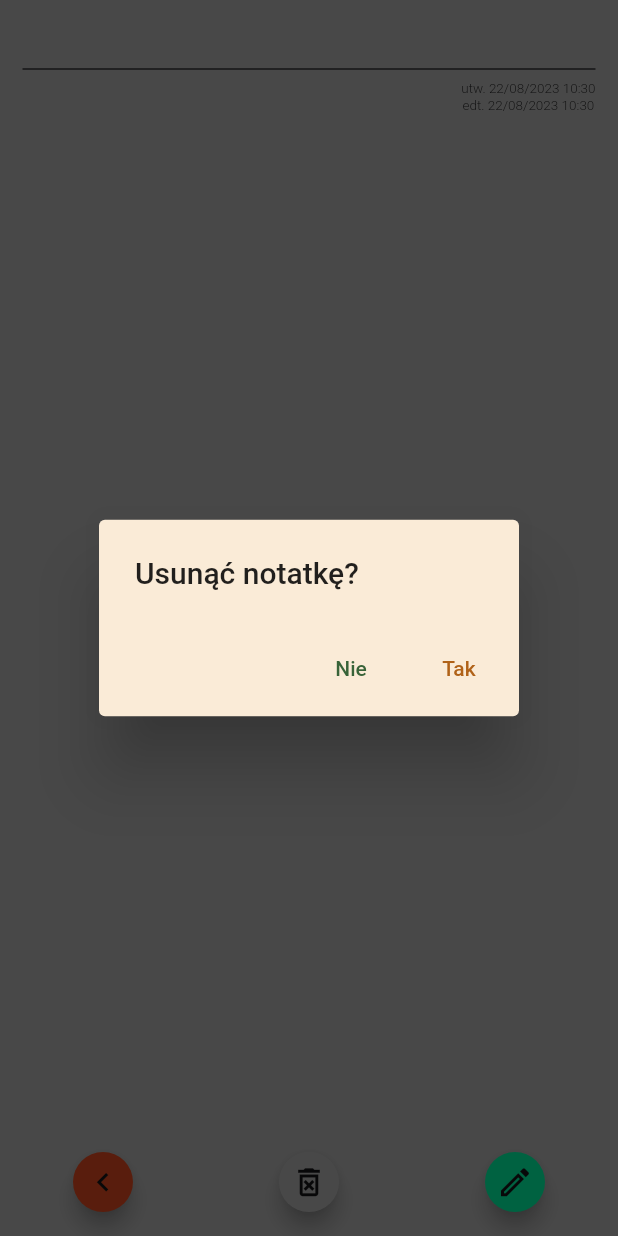
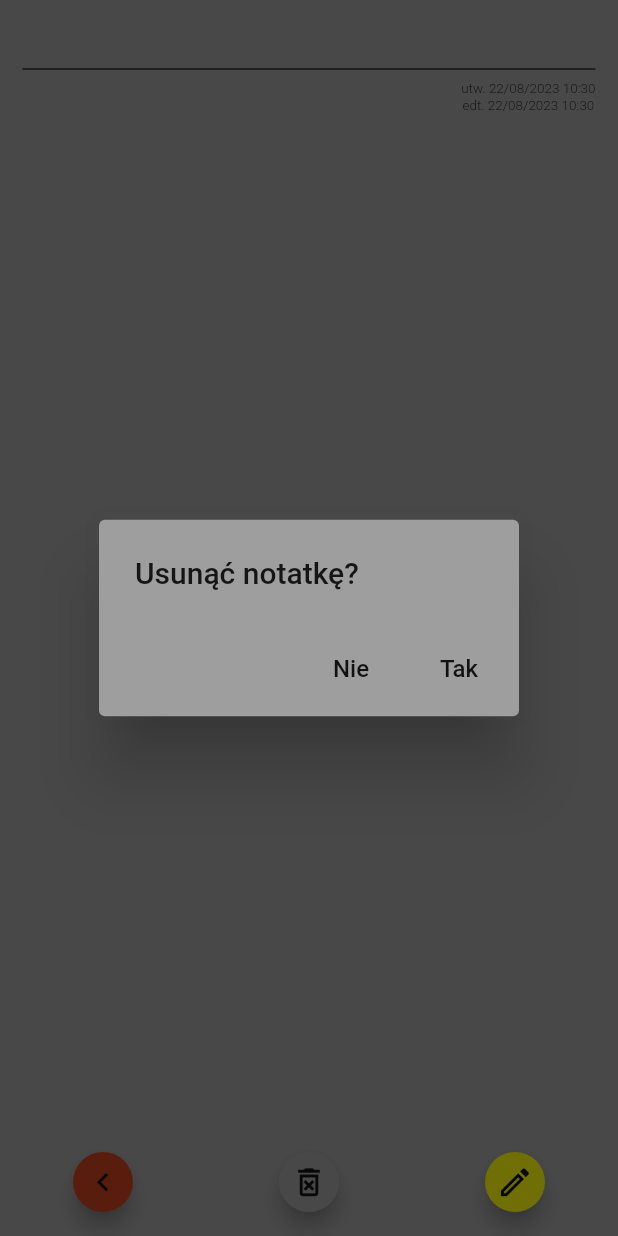
Before and after one commit to patrykdybalski/NOTSY, a Flutter app: the NoteReaderScreen screen opened directly with empty values, after a tap on the "delete forever" icon, on a phone screen of 412 x 824 dp. Run offline on Flutter 3.47's test engine with Material 2 defaults, Android fonts, the phone set to English and light mode, and no system bars; our stand-ins replace cloud_firestore, firebase_auth, firebase_core, flutter_bloc, flutter_colorpicker, flutter_slidable and 2 more; accounts and stored records are empty.

Commit message:
Improve buttons design and function / delete, edit

```diff
--- a/lib/constans/colors.dart
+++ b/lib/constans/colors.dart
@@ -10,15 +10,16 @@ class AppColors {
   static const Color redColor2 = Color.fromARGB(255, 193, 64, 28);
   static const Color greenColor = Color(0xff01D68E);
   static const Color selectedDayColor = Color(0xFF006633);
+  static const Color editButton = Color.fromARGB(255, 242, 242, 11);
+
   static Gradient fabGradient = const LinearGradient(
     colors: [
       Color.fromARGB(255, 193, 64, 28),
       Color.fromARGB(255, 242, 242, 11),
       Color(0xff01D68E),
     ],
-    begin: Alignment.topLeft,
-    end: Alignment.bottomRight,
   );
+
   static List<Color> availableColors = const [
     Color(0xFFEEF1F6),
     Color.fromARGB(255, 214, 231, 213),
@@ -29,6 +30,4 @@ class AppColors {
     Color.fromARGB(255, 209, 98, 98),
     Color(0xFF2980B9),
   ];
-
-  // Dodaj inne kolory według potrzeb
 }
--- a/lib/features/home/pages/notes_page/add/add_note_page.dart
+++ b/lib/features/home/pages/notes_page/add/add_note_page.dart
@@ -160,11 +160,11 @@ class _AddNotePageBody extends StatelessWidget {
                 ),
                 focusedBorder: UnderlineInputBorder(
                   borderSide:
-                      BorderSide(color: AppColors.redColor2, width: 1.0),
+                      BorderSide(color: AppColors.secondaryColor, width: 1.2),
                 ),
                 enabledBorder: UnderlineInputBorder(
                   borderSide:
-                      BorderSide(color: AppColors.redColor2, width: 1.0),
+                      BorderSide(color: AppColors.secondaryColor, width: 0.8),
                 ),
                 enabled: true,
               ),
--- a/lib/features/home/pages/notes_page/screens/edit_note_screen/edit_note_screen.dart
+++ b/lib/features/home/pages/notes_page/screens/edit_note_screen/edit_note_screen.dart
@@ -117,10 +117,12 @@ class _AddNotePageBody extends StatelessWidget {
                 counterText: '',
                 enabled: true,
                 enabledBorder: UnderlineInputBorder(
-                  borderSide: BorderSide(color: AppColors.redColor, width: 0.8),
+                  borderSide:
+                      BorderSide(color: AppColors.secondaryColor, width: 0.8),
                 ),
                 focusedBorder: UnderlineInputBorder(
-                  borderSide: BorderSide(color: AppColors.redColor, width: 1.2),
+                  borderSide:
+                      BorderSide(color: AppColors.secondaryColor, width: 1.2),
                 ),
               ),
             ),
--- a/lib/features/home/pages/notes_page/screens/note_reader_screen/note_reader_buttons.dart
+++ b/lib/features/home/pages/notes_page/screens/note_reader_screen/note_reader_buttons.dart
@@ -43,9 +43,6 @@ class NoteReaderButtons {
   FloatingActionButton buildDeleteButton(BuildContext context) {
     return FloatingActionButton(
       onPressed: () {
-        // context.read<ReaderScreenCubit>().remove(
-        //       id: widget.noteModel.id,
-        //     );
         showDialog(
             context: context,
             builder: ((context) {
@@ -54,6 +51,8 @@ class NoteReaderButtons {
                 child: BlocBuilder<NoteCubit, NoteState>(
                   builder: (context, state) {
                     return AlertDialog(
+                      elevation: 20,
+                      backgroundColor: noteModel.color,
                       title: const Text('Usunąć notatkę?'),
                       actions: [
                         TextButton(
@@ -63,9 +62,12 @@ class NoteReaderButtons {
                           child: const Text(
                             'Nie',
                             style: TextStyle(
-                                color: Color.fromARGB(255, 56, 99, 56),
+                              color: AppColors.secondaryColor,
+                              fontSize: 16,
+                              fontWeight: FontWeight.w500,
                             ),
-                            )),
+                          ),
+                        ),
                         TextButton(
                           onPressed: () {
                             context.read<NoteCubit>().remove(id: noteModel.id);
@@ -75,13 +77,13 @@ class NoteReaderButtons {
                           child: const Text(
                             'Tak',
                             style: TextStyle(
-                              color: AppColors.redColor,
+                              color: AppColors.secondaryColor,
+                              fontSize: 16,
+                              fontWeight: FontWeight.w500,
                             ),
                           ),
                         ),
                       ],
-                      elevation: 20,
-                      backgroundColor: AppColors.primaryColor,
                     );
                   },
                 ),
@@ -109,7 +111,7 @@ class NoteReaderButtons {
           ),
         ));
       },
-      backgroundColor: AppColors.greenColor,
+      backgroundColor: AppColors.editButton,
       mini: true,
       heroTag: null,
       child: const Icon(
```
Also changed, not shown: lib/features/home/pages/notes_page/screens/general_notes/general_notes.dart (+10 -6 lines). Lines whose indentation alone changed are shown as unchanged.
